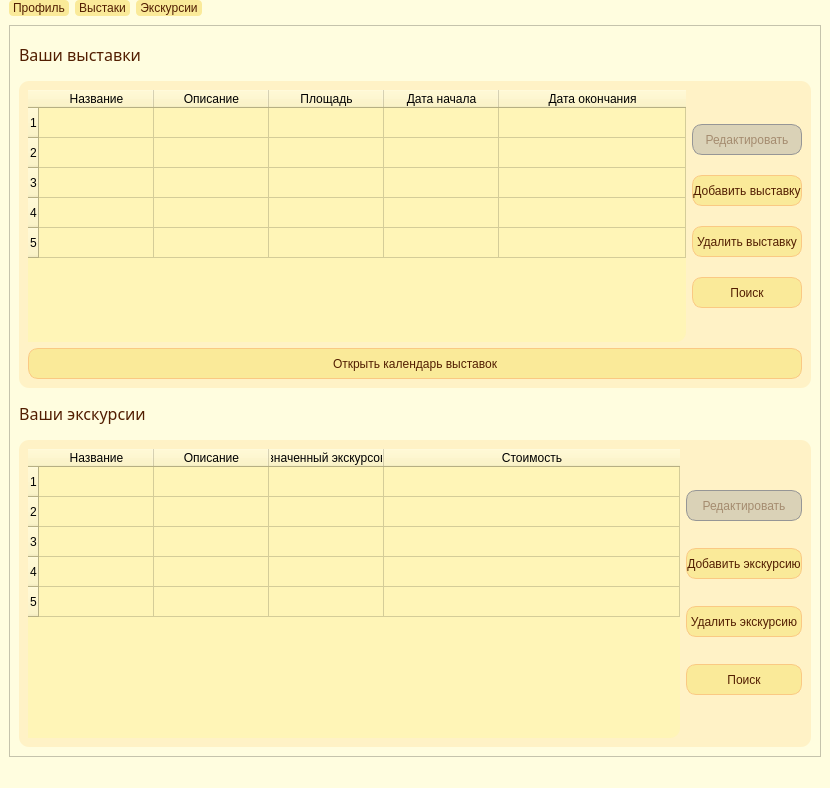
This is ui/raw/ManagerMainWindow.ui in Telegrammer/Muse as Qt 5 draws it before an edit. The edited form follows.
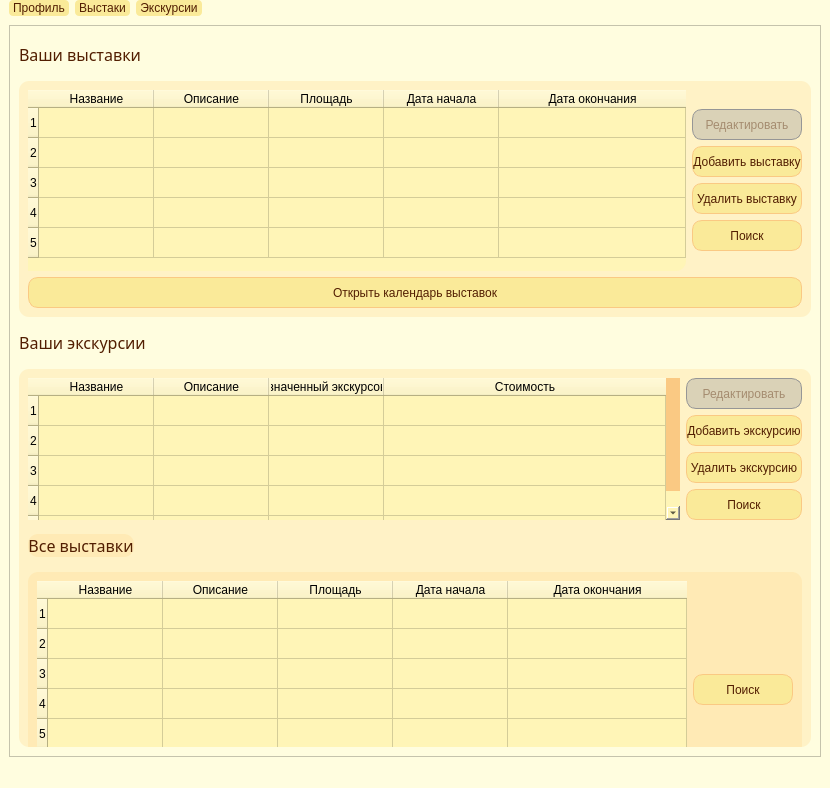
This is the edited form. Icons and pictures are not drawn.

Patch:
```diff
--- a/ui/raw/ManagerMainWindow.ui
+++ b/ui/raw/ManagerMainWindow.ui
@@ -48,7 +48,7 @@
 QWidget{background-color: rgb(255, 253, 223);}</string>
   </property>
   <widget class="QWidget" name="centralwidget">
-   <layout class="QVBoxLayout" name="verticalLayout_4">
+   <layout class="QVBoxLayout" name="verticalLayout_5">
     <item>
      <widget class="QScrollArea" name="scrollArea">
       <property name="styleSheet">
@@ -1019,6 +1019,342 @@
              </item>
             </layout>
            </item>
+           <item>
+            <layout class="QHBoxLayout" name="horizontalLayout_8">
+             <item>
+              <widget class="QLabel" name="allExhibitionLabel">
+               <property name="sizePolicy">
+                <sizepolicy hsizetype="Fixed" vsizetype="Fixed">
+                 <horstretch>0</horstretch>
+                 <verstretch>0</verstretch>
+                </sizepolicy>
+               </property>
+               <property name="font">
+                <font>
+                 <family>Arial Black</family>
+                 <pointsize>12</pointsize>
+                 <weight>10</weight>
+                 <italic>false</italic>
+                 <bold>false</bold>
+                </font>
+               </property>
+               <property name="styleSheet">
+                <string notr="true">QLabel {
+	font: 87 12pt &quot;Arial Black&quot;;
+	color: rgb(82, 30, 1);
+}</string>
+               </property>
+               <property name="text">
+                <string>Все выставки</string>
+               </property>
+               <property name="alignment">
+                <set>Qt::AlignCenter</set>
+               </property>
+               <property name="margin">
+                <number>0</number>
+               </property>
+              </widget>
+             </item>
+             <item>
+              <spacer name="horizontalSpacer_4">
+               <property name="orientation">
+                <enum>Qt::Horizontal</enum>
+               </property>
+               <property name="sizeHint" stdset="0">
+                <size>
+                 <width>40</width>
+                 <height>20</height>
+                </size>
+               </property>
+              </spacer>
+             </item>
+             <item>
+              <widget class="QPushButton" name="setVisibleAllExhibitionTableButton">
+               <property name="sizePolicy">
+                <sizepolicy hsizetype="Fixed" vsizetype="Fixed">
+                 <horstretch>0</horstretch>
+                 <verstretch>0</verstretch>
+                </sizepolicy>
+               </property>
+               <property name="minimumSize">
+                <size>
+                 <width>40</width>
+                 <height>40</height>
+                </size>
+               </property>
+               <property name="styleSheet">
+                <string notr="true">
+
+QWidget {
+	border 1px solid;
+	border-radius: 20px;
+	background-color: transparent;
+	
+}
+
+QPushButton {
+	border-radius: 20px;
+    border-style: outset;
+
+}
+
+QPushButton:hover {
+    background: qradialgradient(
+        cx: 0.3, cy: -0.4, fx: 0.3, fy: -0.4,
+        radius: 1.35, stop: 0.7 #faea99, stop: 1 #521e01
+        );
+    }
+
+QPushButton:pressed {
+    border-style: inset;
+    background: qradialgradient(
+        cx: 0.4, cy: -0.1, fx: 0.4, fy: -0.1,
+        radius: 1.35, stop: 0 #fff, stop: 1 #521e01
+        );
+    }</string>
+               </property>
+               <property name="text">
+                <string/>
+               </property>
+               <property name="icon">
+                <iconset>
+                 <normaloff>../components/inactive drop button.png</normaloff>../components/inactive drop button.png</iconset>
+               </property>
+               <property name="iconSize">
+                <size>
+                 <width>40</width>
+                 <height>40</height>
+                </size>
+               </property>
+              </widget>
+             </item>
+            </layout>
+           </item>
+           <item>
+            <widget class="QWidget" name="managerExhibitionTableWidget_2" native="true">
+             <property name="minimumSize">
+              <size>
+               <width>0</width>
+               <height>236</height>
+              </size>
+             </property>
+             <property name="styleSheet">
+              <string notr="true">QMenuBar {
+background-color: rgb(250, 234, 153);
+font: 87 10pt &quot;Arial Black&quot;;
+padding-left: 3px;
+	color: rgb(82, 30, 1);
+}
+
+QMenuBar::item {
+spacing: 3px; /* spacing between menu bar items */
+padding: 1px 4px;
+background: transparent;
+border-radius: 4px;
+background-color: rgb(250, 234, 153);
+}
+
+QMenuBar::item:selected { /* when selected using mouse or keyboard */
+background: #fac983;
+}
+
+QMenu {
+background-color: rgb(149, 166, 174); 
+	font: 75 8pt &quot;Arial Black&quot;;
+}
+
+QMenu::item {
+background-color: transparent;
+}
+
+QMenu::item:selected {
+background-color: #fac983; /* rot */
+}
+QWidget{background-color: rgba(255, 218, 144, 80);
+border-radius: 10px;}</string>
+             </property>
+             <layout class="QVBoxLayout" name="verticalLayout_4">
+              <item>
+               <layout class="QHBoxLayout" name="horizontalLayout_9">
+                <item>
+                 <widget class="QTableWidget" name="allExhibitionTable">
+                  <property name="styleSheet">
+                   <string notr="true">
+QTableWidgetItem {
+	font: 8pt &quot;Arial&quot;;
+}
+
+QWidget {background-color: rgb(255, 245, 183);}
+
+QAbstractItemView {
+
+	font: 8pt &quot;Arial Black&quot;;
+}
+
+QAbstractScrollArea {
+	
+	border-radius: 10px;
+}
+
+ QScrollBar::handle:vertical {
+    background: #fac983
+ }
+
+QScrollBar::handle:horizontal {
+    background: #fac983;
+ }
+</string>
+                  </property>
+                  <property name="sortingEnabled">
+                   <bool>true</bool>
+                  </property>
+                  <property name="columnCount">
+                   <number>5</number>
+                  </property>
+                  <attribute name="horizontalHeaderCascadingSectionResizes">
+                   <bool>false</bool>
+                  </attribute>
+                  <attribute name="horizontalHeaderDefaultSectionSize">
+                   <number>115</number>
+                  </attribute>
+                  <attribute name="horizontalHeaderStretchLastSection">
+                   <bool>true</bool>
+                  </attribute>
+                  <attribute name="verticalHeaderShowSortIndicator" stdset="0">
+                   <bool>false</bool>
+                  </attribute>
+                  <attribute name="verticalHeaderStretchLastSection">
+                   <bool>false</bool>
+                  </attribute>
+                  <row>
+                   <property name="text">
+                    <string>1</string>
+                   </property>
+                  </row>
+                  <row>
+                   <property name="text">
+                    <string>2</string>
+                   </property>
+                  </row>
+                  <row>
+                   <property name="text">
+                    <string>3</string>
+                   </property>
+                  </row>
+                  <row>
+                   <property name="text">
+                    <string>4</string>
+                   </property>
+                  </row>
+                  <row>
+                   <property name="text">
+                    <string>5</string>
+                   </property>
+                  </row>
+                  <column>
+                   <property name="text">
+                    <string>Название</string>
+                   </property>
+                  </column>
+                  <column>
+                   <property name="text">
+                    <string>Описание</string>
+                   </property>
+                  </column>
+                  <column>
+                   <property name="text">
+                    <string>Площадь</string>
+                   </property>
+                  </column>
+                  <column>
+                   <property name="text">
+                    <string>Дата начала</string>
+                   </property>
+                  </column>
+                  <column>
+                   <property name="text">
+                    <string>Дата окончания</string>
+                   </property>
+                  </column>
+                 </widget>
+                </item>
+                <item>
+                 <layout class="QVBoxLayout" name="exhibitionTableEdit_2">
+                  <item>
+                   <spacer name="verticalSpacer_4">
+                    <property name="orientation">
+                     <enum>Qt::Vertical</enum>
+                    </property>
+                    <property name="sizeType">
+                     <enum>QSizePolicy::Preferred</enum>
+                    </property>
+                    <property name="sizeHint" stdset="0">
+                     <size>
+                      <width>20</width>
+                      <height>20</height>
+                     </size>
+                    </property>
+                   </spacer>
+                  </item>
+                  <item>
+                   <widget class="QPushButton" name="findAllExhibitionButton">
+                    <property name="minimumSize">
+                     <size>
+                      <width>100</width>
+                      <height>31</height>
+                     </size>
+                    </property>
+                    <property name="maximumSize">
+                     <size>
+                      <width>16777215</width>
+                      <height>31</height>
+                     </size>
+                    </property>
+                    <property name="styleSheet">
+                     <string notr="true">QWidget {
+	background-color: rgb(250, 234, 153);
+	border: 1px solid rgb(250, 201, 131);
+	border-radius: 10px;
+	text-align: center;
+}
+
+QAbstractButton {
+	
+	font: 87 8pt &quot;Arial Black&quot;;
+	color: rgb(82, 30, 1);
+}
+QPushButton:hover:!pressed {
+  border: 2px solid rgb(250, 201, 131);
+}</string>
+                    </property>
+                    <property name="text">
+                     <string>Поиск</string>
+                    </property>
+                   </widget>
+                  </item>
+                  <item>
+                   <spacer name="verticalSpacer_7">
+                    <property name="orientation">
+                     <enum>Qt::Vertical</enum>
+                    </property>
+                    <property name="sizeType">
+                     <enum>QSizePolicy::Preferred</enum>
+                    </property>
+                    <property name="sizeHint" stdset="0">
+                     <size>
+                      <width>20</width>
+                      <height>20</height>
+                     </size>
+                    </property>
+                   </spacer>
+                  </item>
+                 </layout>
+                </item>
+               </layout>
+              </item>
+             </layout>
+            </widget>
+           </item>
           </layout>
          </widget>
         </item>
```
